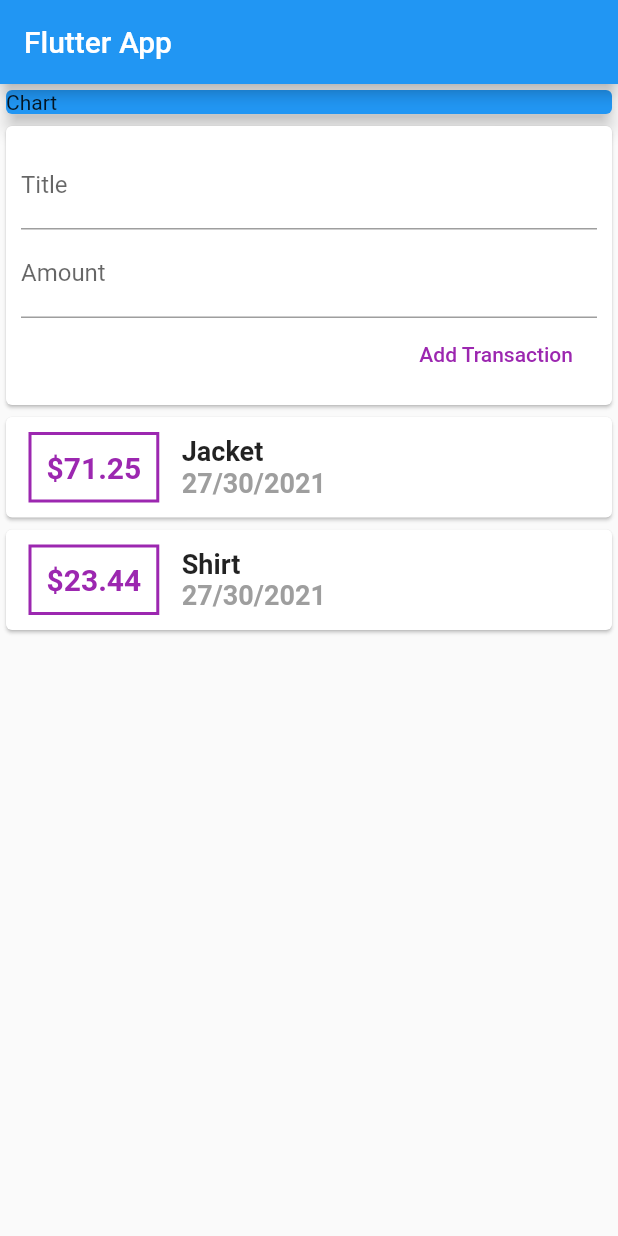
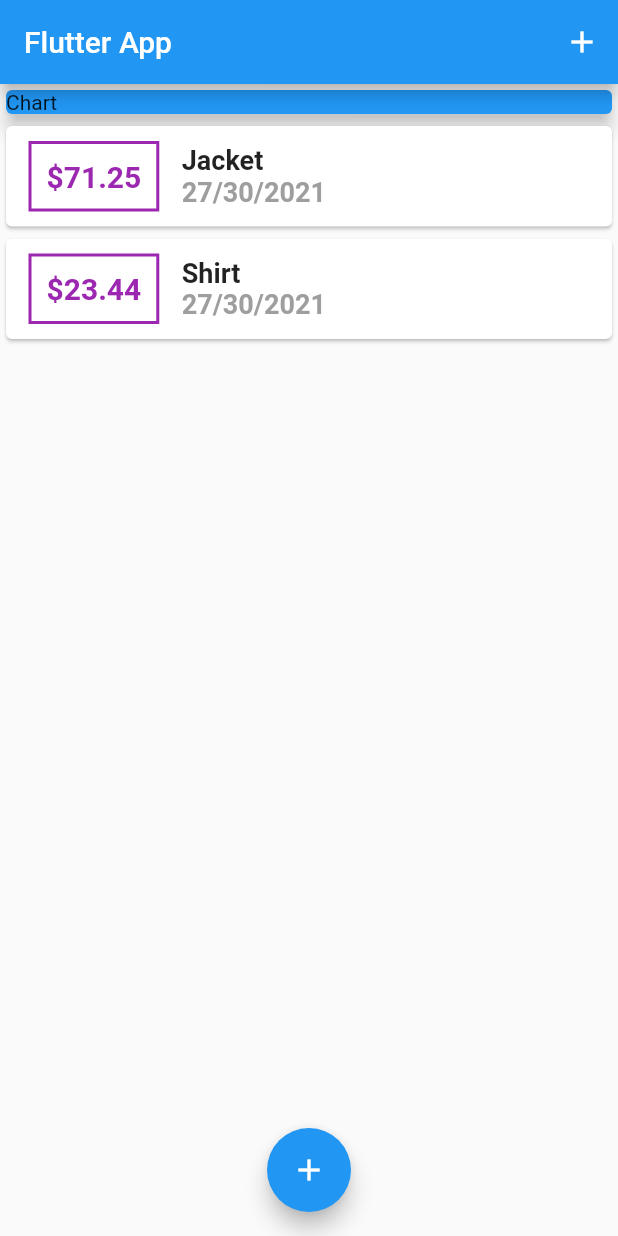
Before and after one commit to valdrinkuchi/expenses, a Flutter app: the screen it shows after launch, on a phone screen of 412 x 824 dp. Run offline on Flutter 3.47's test engine with Material 2 defaults, Android fonts, the phone set to English and light mode, and no system bars.

```diff
--- a/lib/main.dart
+++ b/lib/main.dart
@@ -1,5 +1,8 @@
-import 'package:expenses/widgets/user_transactions.dart';
+import 'package:expenses/widgets/new_transaction.dart';
+import 'package:expenses/widgets/transaction_list.dart';
+import 'package:flutter/gestures.dart';
 import 'package:flutter/material.dart';
+import 'package:expenses/models/transaction.dart';
 
 void main() {
   runApp(MyApp());
@@ -20,18 +23,69 @@ class MyApp extends StatelessWidget {
   }
 }
 
-class MyHomePage extends StatelessWidget {
-  // String titleInput;
-  // String amountInput;
+class MyHomePage extends StatefulWidget {
+  @override
+  _MyHomePageState createState() => _MyHomePageState();
+}
 
-  final titleController = TextEditingController();
-  final amountController = TextEditingController();
+class _MyHomePageState extends State<MyHomePage> {
+  final List<Transaction> _userTransactions = [
+    Transaction(
+      id: '1',
+      title: 'Jacket',
+      amount: 71.25,
+      date: DateTime.now(),
+    ),
+    Transaction(
+      id: '2',
+      title: 'Shirt',
+      amount: 23.44,
+      date: DateTime.now(),
+    )
+  ];
+  void _addNewTransaction(String title, double amount) {
+    final newTx = Transaction(
+      title: title,
+      amount: amount,
+      date: DateTime.now(),
+      id: DateTime.now().toString(),
+    );
+    setState(
+      () {
+        _userTransactions.add(newTx);
+      },
+    );
+  }
+
+  void _startAddNewTransaction(BuildContext ctx) {
+    showModalBottomSheet(
+      context: ctx,
+      builder: (_) {
+        return GestureDetector(
+          onTap: () {},
+          child: NewTransaction(_addNewTransaction),
+          behavior: HitTestBehavior.opaque,
+        );
+      },
+    );
+  }
 
   @override
   Widget build(BuildContext context) {
     return Scaffold(
       appBar: AppBar(
+        actions: <Widget>[
+          IconButton(
+            icon: Icon(Icons.add),
+            onPressed: () => _startAddNewTransaction(context),
+          )
+        ],
         title: Text('Flutter App'),
+      ),
+      floatingActionButtonLocation: FloatingActionButtonLocation.centerFloat,
+      floatingActionButton: FloatingActionButton(
+        child: Icon(Icons.add),
+        onPressed: () => _startAddNewTransaction(context),
       ),
       body: SingleChildScrollView(
         child: Column(
@@ -46,7 +100,7 @@ class MyHomePage extends StatelessWidget {
                 elevation: 5,
               ),
             ),
-            UserTransactions(),
+            TransactionList(_userTransactions),
           ],
         ),
       ),
--- a/lib/widgets/transaction_list.dart
+++ b/lib/widgets/transaction_list.dart
@@ -24,12 +24,13 @@ class TransactionList extends StatelessWidget {
                     ),
                   ),
                   padding: EdgeInsets.all(10),
-                  child: Text('\$${transactions[index].amount}',
-                      style: TextStyle(
-                        fontWeight: FontWeight.bold,
-                        fontSize: 20,
-                        color: Colors.purple,
-                      )),
+                  child:
+                      Text('\$${transactions[index].amount.toStringAsFixed(2)}',
+                          style: TextStyle(
+                            fontWeight: FontWeight.bold,
+                            fontSize: 20,
+                            color: Colors.purple,
+                          )),
                 ),
                 Column(
                   crossAxisAlignment: CrossAxisAlignment.start,
--- a/lib/widgets/user_transactions.dart
+++ /dev/null
@@ -1,47 +0,0 @@
-import 'package:flutter/material.dart';
-import '../widgets/new_transaction.dart';
-import '../widgets/transaction_list.dart';
-import '../models/transaction.dart';
-
-class UserTransactions extends StatefulWidget {
-  @override
-  _UserTransactionsState createState() => _UserTransactionsState();
-}
-
-class _UserTransactionsState extends State<UserTransactions> {
-  final List<Transaction> _userTransactions = [
-    Transaction(
-      id: '1',
-      title: 'Jacket',
-      amount: 71.25,
-      date: DateTime.now(),
-    ),
-    Transaction(
-      id: '2',
-      title: 'Shirt',
-      amount: 23.44,
-      date: DateTime.now(),
-    )
-  ];
-  void _addNewTransaction(String title, double amount) {
-    final newTx = Transaction(
-      title: title,
-      amount: amount,
-      date: DateTime.now(),
-      id: DateTime.now().toString(),
-    );
-    setState(() {
-      _userTransactions.add(newTx);
-    });
-  }
-
-  @override
-  Widget build(BuildContext context) {
-    return Column(
-      children: <Widget>[
-        NewTransaction(_addNewTransaction),
-        TransactionList(_userTransactions),
-      ],
-    );
-  }
-}
```
